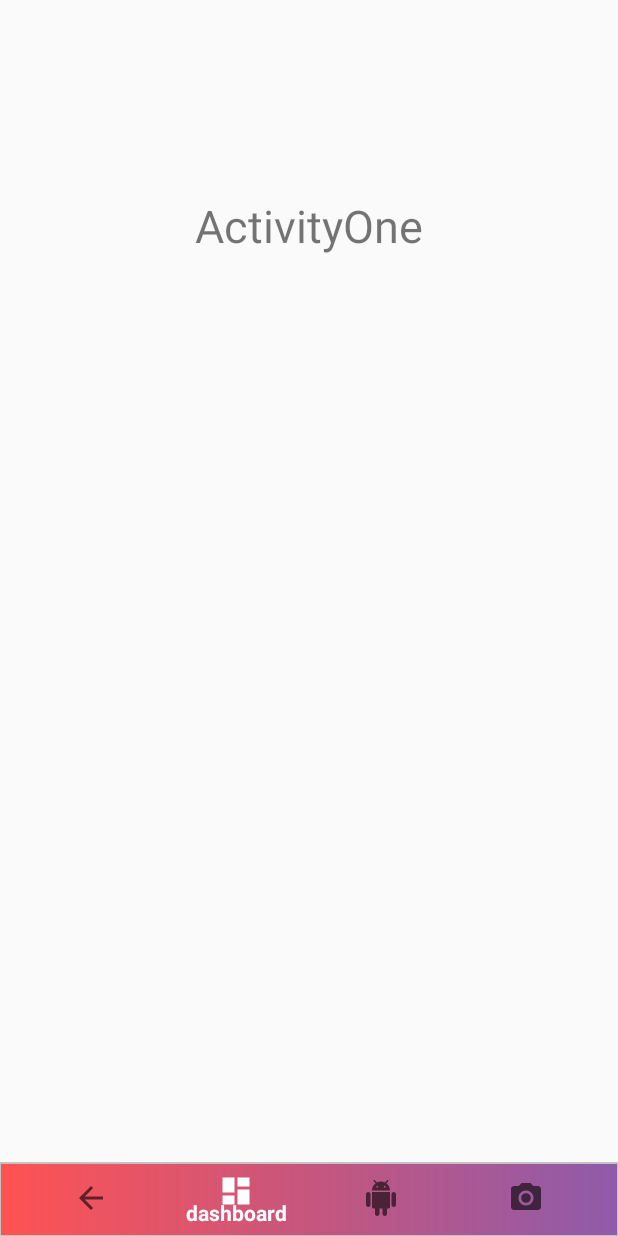
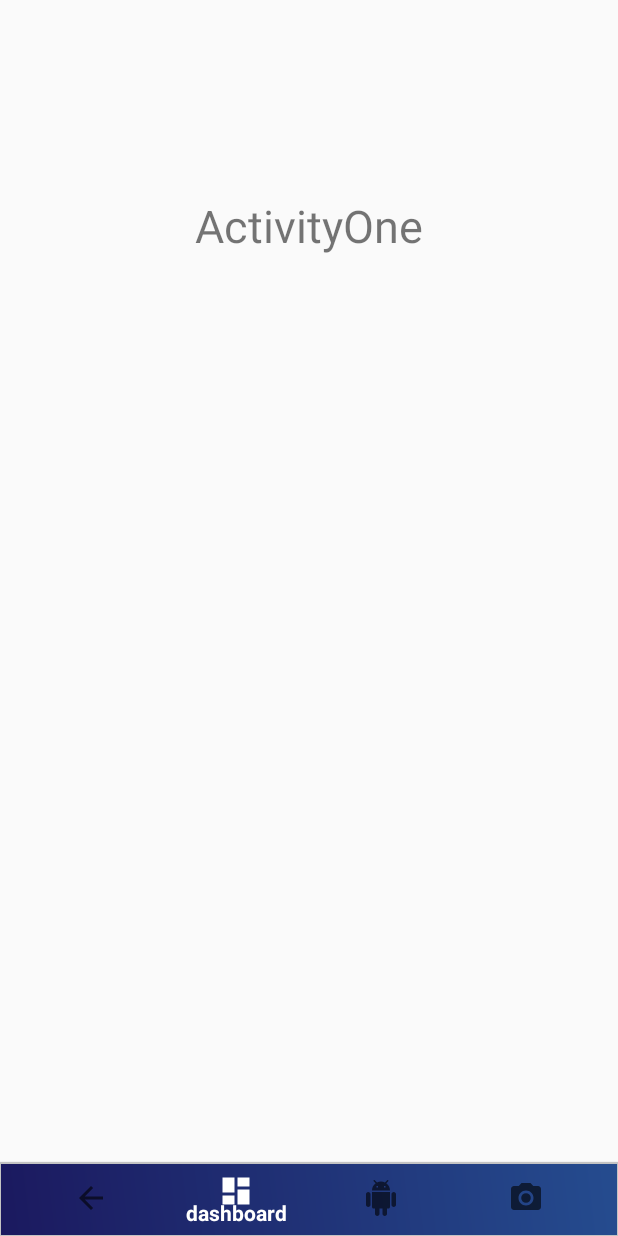
Before and after one commit to IssamMlk/ProjetMobile4A, an Android app: the screen it shows after launch (ActivityOne), item 2 of the bottom bar chosen, on a phone screen of 412 x 824 dp. Run offline under Robolectric (Android 15) with nearby library versions, the phone set to English and light mode, and no system bars.

Commit message:
New API(My Own API) + Detail Activity

```diff
--- a/app/src/main/AndroidManifest.xml
+++ b/app/src/main/AndroidManifest.xml
@@ -21,6 +21,10 @@
         <activity android:name=".View.ActivityOne"></activity>
         <activity android:name=".View.ActivityTwo"></activity>
         <activity android:name=".View.ActivityThree"></activity>
+        <activity
+            android:name=".View.DetailActivity"
+            android:theme="@style/Theme.AppCompat.Translucent">
+        </activity>
     </application>
 
 </manifest>
--- a/app/src/main/java/com/example/projetmobile4a/Model/API.java
+++ b/app/src/main/java/com/example/projetmobile4a/Model/API.java
@@ -9,9 +9,9 @@ import retrofit2.http.GET;
 
 public interface API {
 
-    String BASE_URL = "https://dofapi2.herokuapp.com/";
+    String BASE_URL = "https://raw.githubusercontent.com/IssamMlk/DBdex/master/";
 
-    @GET("weapons")
+    @GET("DBZAPI")
     Call<List<MyList>> getItem();
 
 }
--- a/app/src/main/java/com/example/projetmobile4a/View/ActivityOne.java
+++ b/app/src/main/java/com/example/projetmobile4a/View/ActivityOne.java
@@ -35,8 +35,6 @@ public class ActivityOne extends AppCompatActivity {
             public boolean onNavigationItemSelected(MenuItem menuItem) {
                 switch (menuItem.getItemId()) {
                     case R.id.ic_arrox:
-                        Intent intent0 = new Intent(ActivityOne.this, MainActivity.class);
-                        startActivity(intent0);
                         break;
                     case R.id.ic_dashboard:
                         break;
@@ -49,6 +47,7 @@ public class ActivityOne extends AppCompatActivity {
                         startActivity(intent3);
                         break;
                 }
+                finish();
                 return false;
             }
         });
--- a/app/src/main/java/com/example/projetmobile4a/View/ActivityThree.java
+++ b/app/src/main/java/com/example/projetmobile4a/View/ActivityThree.java
@@ -27,8 +27,6 @@ public class ActivityThree extends AppCompatActivity {
             public boolean onNavigationItemSelected(MenuItem menuItem) {
                 switch (menuItem.getItemId()) {
                     case R.id.ic_arrox:
-                        Intent intent0 = new Intent(ActivityThree.this, MainActivity.class);
-                        startActivity(intent0);
                         break;
                     case R.id.ic_dashboard:
                         Intent intent1 = new Intent(ActivityThree.this, ActivityOne.class);
@@ -41,6 +39,7 @@ public class ActivityThree extends AppCompatActivity {
                     case R.id.ic_photo:
                         break;
                 }
+                finish();
                 return false;
             }
         });
--- a/app/src/main/java/com/example/projetmobile4a/View/ActivityTwo.java
+++ b/app/src/main/java/com/example/projetmobile4a/View/ActivityTwo.java
@@ -27,8 +27,6 @@ public class ActivityTwo extends AppCompatActivity {
             public boolean onNavigationItemSelected(MenuItem menuItem) {
                 switch (menuItem.getItemId()) {
                     case R.id.ic_arrox:
-                        Intent intent0 = new Intent(ActivityTwo.this, MainActivity.class);
-                        startActivity(intent0);
                         break;
                     case R.id.ic_dashboard:
                         Intent intent1 = new Intent(ActivityTwo.this, ActivityOne.class);
@@ -41,6 +39,7 @@ public class ActivityTwo extends AppCompatActivity {
                         startActivity(intent3);
                         break;
                 }
+                finish();
                 return false;
             }
         });
--- a/app/src/main/res/drawable-v24/white_grey_border_top.xml
+++ b/app/src/main/res/drawable-v24/white_grey_border_top.xml
@@ -11,14 +11,15 @@
 
         <shape
             android:shape="rectangle">
-            <stroke android:width="1dp"
-                    android:color="@color/colorAccent"></stroke>
+            <stroke
+                android:width="1dp"
+                android:color="@color/colorAccent" />
             <solid android:color="@color/colorPrimary"/>
             <gradient
-                android:startColor="@color/Orange"
-                android:endColor="@color/Violet"
+                android:startColor="@color/DarkBlue"
+                android:endColor="@color/Blue"
                 android:type="linear"
-                android:angle="0"></gradient>
+                android:angle="45" />
 
         </shape>
 
--- a/app/src/main/res/layout/fragment_layout1.xml
+++ b/app/src/main/res/layout/fragment_layout1.xml
@@ -4,8 +4,7 @@
     xmlns:tools="http://schemas.android.com/tools"
     android:layout_width="match_parent"
     android:layout_height="match_parent"
-    tools:context=".View.MainActivity"
-    android:background="@drawable/fond1">
+    tools:context=".View.MainActivity">
 
 
   <androidx.recyclerview.widget.RecyclerView
--- a/app/src/main/res/values/colors.xml
+++ b/app/src/main/res/values/colors.xml
@@ -6,4 +6,12 @@
     <color name="Transparent">#52FFFFFF</color>
     <color name="Orange">#FF5252</color>
     <color name="Violet">#BF6A258F</color>
+    <color name="TransViolet">#7E8F254A</color>
+    <color name="Red">#D5FF0000</color>
+    <color name="NoColor">#00FFFFFF</color>
+    <color name="DetailBack">#E48F254A</color>
+    <color name="BlueTrans">#E425378F</color>
+    <color name="LightBlue">#5067DB</color>
+    <color name="Blue">#254C8F</color>
+    <color name="DarkBlue">#1B195F</color>
 </resources>
--- a/app/src/main/res/values/styles.xml
+++ b/app/src/main/res/values/styles.xml
@@ -8,4 +8,20 @@
         <item name="colorAccent">@color/colorAccent</item>
     </style>
 
+
+    <style name="collapsedappbar" parent="Theme.Design.NoActionBar">
+        <item name="android:textSize">20sp</item>
+        <item name="android:textColor">@color/NoColor</item>
+        <item name="android:textStyle">italic</item>
+    </style>
+
+    <style name="Theme.AppCompat.Translucent" parent="Theme.AppCompat.NoActionBar">
+        <item name="android:background">@color/NoColor</item> <!-- Or any transparency or color you need -->
+        <item name="android:windowNoTitle">true</item>
+        <item name="android:windowBackground">@color/NoColor</item>
+        <item name="android:colorBackgroundCacheHint">@null</item>
+        <item name="android:windowIsTranslucent">true</item>
+        <item name="android:windowAnimationStyle">@android:style/Animation</item>
+    </style>
+
 </resources>
```
Also changed, not shown: app/src/main/java/com/example/projetmobile4a/Controller/Controller.java (+18 -1 lines), app/src/main/java/com/example/projetmobile4a/Model/MyList.java (+35 -8 lines), app/src/main/java/com/example/projetmobile4a/View/RecyclerViewAdapter.java (+23 -4 lines), app/src/main/res/drawable/detail_bar.xml (renamed from app/src/main/res/drawable/white_grey_border_bottom.xml, +6 -11 lines), app/src/main/res/layout/activity_main.xml (+6 -4 lines).
